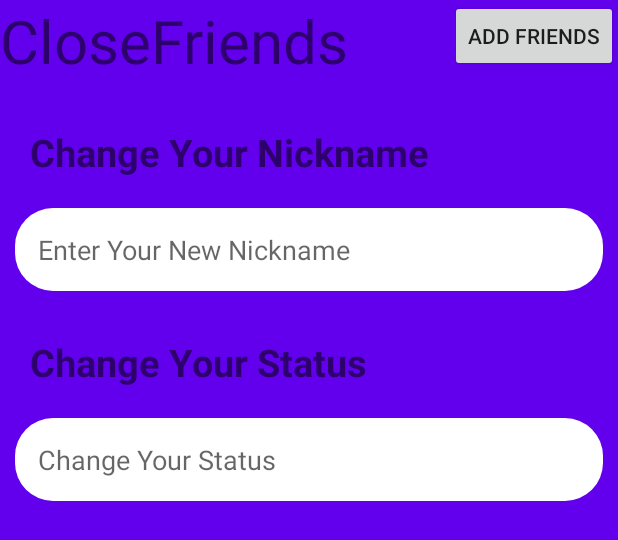
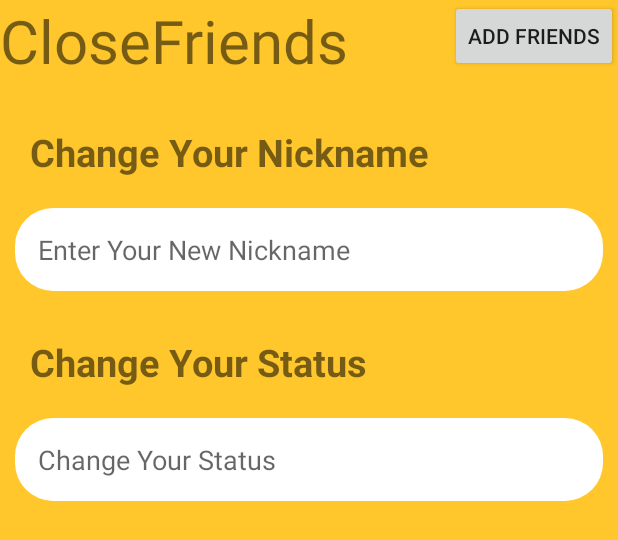
Before and after one commit to HynRidge/Orbital_Project_2020, an Android app: the layout activity_friends.xml on its own in the app's theme, with its tools: preview values and no code run, on a phone screen of 412 x 824 dp. Shown: the top 540 px of the screen. Run offline under Robolectric (Android 15) with nearby library versions, the phone set to English and light mode, and no system bars.

Commit message:
Minor updates..

```diff
--- a/app/src/main/java/com/example/orbital/ChatActivity.java
+++ b/app/src/main/java/com/example/orbital/ChatActivity.java
@@ -1,4 +1,4 @@
-package com.example.closefriendsapp;
+package com.example.orbital;
 
 import androidx.appcompat.app.ActionBar;
 import androidx.appcompat.app.AppCompatActivity;
@@ -54,7 +54,7 @@ public class ChatActivity extends AppCompatActivity {
         View actionBarView = layoutInflater.inflate(R.layout.toolbar,null);
         actionBar.setCustomView(actionBarView);
 
-        view = findViewById(R.id.rv_chats);
+        view = findViewById(R.id.lv_chats);
 
         name = findViewById(R.id.username);
 
@@ -62,6 +62,6 @@ public class ChatActivity extends AppCompatActivity {
 
         profileImage = findViewById(R.id.custom_profile_image);
 
-        sendButton = findViewById(R.id.rounded_send_button);
+        sendButton = findViewById(R.id.rounded_button);
     }
 }
--- a/app/src/main/java/com/example/orbital/Message.java
+++ b/app/src/main/java/com/example/orbital/Message.java
@@ -1,3 +1,5 @@
+package com.example.orbital;
+
 public class Message {
         private String from, message, type, to, time, date, name;
 
--- a/app/src/main/java/com/example/orbital/MessageAdapter.java
+++ b/app/src/main/java/com/example/orbital/MessageAdapter.java
@@ -1,3 +1,5 @@
+package com.example.orbital;
+
 import android.view.LayoutInflater;
 import android.view.View;
 import android.widget.ImageView;
--- a/app/src/main/res/layout/activity_chat.xml
+++ b/app/src/main/res/layout/activity_chat.xml
@@ -42,7 +42,7 @@
 
             android:background="@drawable/rounded_button"
 
-            android:src="@drawable/rounded_button_2"
+            android:src="@drawable/rounded_button"
 
             />
     </RelativeLayout>
--- a/app/src/main/res/layout/activity_friends.xml
+++ b/app/src/main/res/layout/activity_friends.xml
@@ -6,7 +6,7 @@
     xmlns:tools="http://schemas.android.com/tools"
     android:layout_width="match_parent"
     android:layout_height="match_parent"
-    android:background="@color/colorPrimary"
+    android:background="#ffc72b"
     tools:context=".Friends">
     <TextView
         android:id="@+id/close_friends_tv"
@@ -41,7 +41,7 @@
         android:id="@+id/changeNicknameEt"
         android:layout_width="match_parent"
         android:layout_height="wrap_content"
-        android:background="@drawable/rounded_edittext"
+        android:background="@drawable/rounded_edit_text"
         android:layout_margin="10dp"
         android:padding="15dp"
         android:hint="Enter Your New Nickname"
@@ -64,7 +64,7 @@
         android:id="@+id/UpdateStatusEt"
         android:layout_width="match_parent"
         android:layout_height="wrap_content"
-        android:background="@drawable/rounded_edittext"
+        android:background="@drawable/rounded_edit_text"
         android:layout_margin="10dp"
         android:padding="15dp"
         android:hint="Change Your Status"
--- a/app/src/main/res/layout/content_main.xml
+++ /dev/null
@@ -1,6 +0,0 @@
-<?xml version="1.0" encoding="utf-8"?>
-<androidx.constraintlayout.widget.ConstraintLayout xmlns:android="http://schemas.android.com/apk/res/android"
-    xmlns:app="http://schemas.android.com/apk/res-auto"
-    android:layout_width="match_parent"
-    android:layout_height="match_parent"
-    app:layout_behavior="@string/appbar_scrolling_view_behavior"></androidx.constraintlayout.widget.ConstraintLayout>
```
Also changed, not shown: app/src/main/java/com/example/orbital/Friends.java (added, +8 -0 lines), app/src/main/res/drawable/rounded_button.xml (renamed from app/src/main/res/drawable/rounded_button_2.xml), app/src/main/res/drawable/rounded_edit_text.xml (renamed from app/src/main/res/drawable/rounded_edittext.xml).
